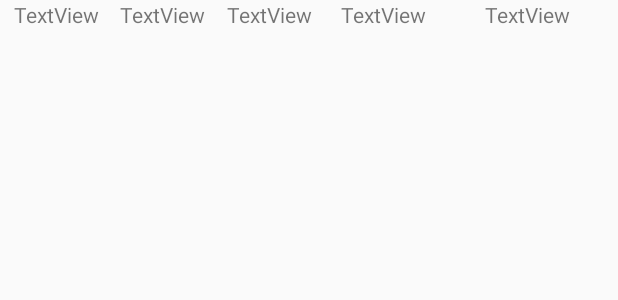
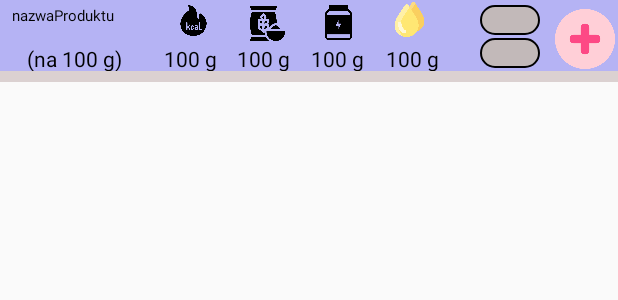
Before and after one commit to Kierde/Praca-magisterska, an Android app: the layout pojedynczy_wyszukany_posilek.xml on its own in the app's theme, with its tools: preview values and no code run, on a phone screen of 412 x 824 dp. Shown: the top 300 px of the screen. Run offline under Robolectric (Android 15) with nearby library versions, the phone set to English and light mode, and no system bars; network calls fail.

Commit message:
dodanie layoutów do poj_wyszukania i wyszukania posiłków

```diff
--- /dev/null
+++ b/project1/app/src/main/res/drawable/rectangle_1_shape.xml
@@ -0,0 +1,6 @@
+<?xml version="1.0" encoding="utf-8"?>
+<!-- rectangle_1 from your XD file. -->
+<shape xmlns:android="http://schemas.android.com/apk/res/android"
+	android:shape="rectangle" >
+	<solid android:color="@color/rectangle_1_color" />
+</shape>
--- /dev/null
+++ b/project1/app/src/main/res/drawable/rectangle_4_shape.xml
@@ -0,0 +1,8 @@
+<?xml version="1.0" encoding="utf-8"?>
+<!-- rectangle_4 from your XD file. -->
+<shape xmlns:android="http://schemas.android.com/apk/res/android"
+	android:shape="rectangle" >
+	<corners android:radius="20dp" />
+	<stroke android:color="#000000" android:width="1dp" />
+	<solid android:color="@color/rectangle_4_color" />
+</shape>
--- a/project1/app/src/main/res/layout/pojedynczy_wyszukany_posilek.xml
+++ b/project1/app/src/main/res/layout/pojedynczy_wyszukany_posilek.xml
@@ -1,53 +1,162 @@
-<?xml version="1.0" encoding="utf-8"?>
 <RelativeLayout xmlns:android="http://schemas.android.com/apk/res/android"
-    android:id="@+id/padding"
+    xmlns:tools="http://schemas.android.com/tools"
     android:layout_width="match_parent"
-    android:layout_height="wrap_content">
+    android:layout_height="wrap_content"
+    xmlns:app="http://schemas.android.com/apk/res-auto"
+    android:background="#b5b3f4"
+    tools:ignore="ExtraText">
+
+    <ImageView
+        android:id="@+id/trans_fats_free_1"
+        android:layout_width="23dp"
+        android:layout_height="23dp"
+        android:layout_alignParentTop="true"
+        android:layout_marginStart="214dp"
+        android:layout_marginTop="3dp"
+        android:contentDescription="trans_fats_free_1"
+        android:src="@drawable/protein" />
+
+    <TextView
+        android:id="@+id/nazwaSzukanego"
+        android:layout_width="106dp"
+        android:layout_height="24dp"
+        android:layout_alignParentTop="true"
+        android:layout_marginStart="8dp"
+        android:layout_marginLeft="10dp"
+        android:layout_marginTop="3dp"
+        android:text="@string/nazwaproduktu_string"
+        android:textColor="@color/nazwaproduktu_color"
+        android:textSize="10sp" />
+
+    <ImageView
+        android:id="@+id/ellipse_1"
+        android:layout_width="26dp"
+        android:layout_height="23dp"
+        android:layout_marginStart="116dp"
+        android:layout_marginTop="2dp"
+        android:contentDescription="ellipse_1"
+        android:src="@drawable/kcal" />
+
+    <ImageView
+        android:id="@+id/ellipse_2"
+        android:layout_width="26dp"
+        android:layout_height="23dp"
+        android:layout_alignParentTop="true"
+        android:layout_marginStart="165dp"
+        android:layout_marginTop="4dp"
+        android:contentDescription="ellipse_2"
+        android:src="@drawable/carbo" />
+
+    <ImageView
+        android:id="@+id/ellipse_3"
+        android:layout_width="26dp"
+        android:layout_height="23dp"
+        android:layout_alignParentTop="true"
+        android:layout_marginStart="260dp"
+        android:layout_marginTop="1dp"
+        android:contentDescription="ellipse_3"
+        android:src="@drawable/trans_fats_free" />
 
 
     <TextView
-        android:id="@+id/nazwaSzukanego"
-        android:layout_width="wrap_content"
-        android:layout_height="wrap_content"
-        android:layout_alignParentStart="true"
+        android:id="@+id/ilosc_gram"
+        android:layout_width="40dp"
+        android:layout_height="20dp"
         android:layout_alignParentTop="true"
-        android:layout_marginStart="9dp"
-        android:text="TextView" />
+        android:layout_marginStart="320dp"
+        android:layout_marginTop="3dp"
+        android:background="@drawable/rectangle_4_shape"></TextView>
+    <TextView
+        android:id="@+id/ilosc_cal"
+        android:layout_width="40dp"
+        android:layout_height="20dp"
+        android:layout_alignParentTop="true"
+        android:layout_marginStart="320dp"
+        android:layout_marginTop="25dp"
+        android:background="@drawable/rectangle_4_shape"
+        ></TextView>
+
+
+    <ImageButton
+        android:id="@+id/dodajDoDziennika"
+        android:layout_width="40dp"
+        android:layout_height="40dp"
+        android:layout_alignParentTop="true"
+        android:layout_marginStart="370dp"
+        android:layout_marginTop="6dp"
+        app:srcCompat="@drawable/add"
+        android:scaleType="centerInside"
+        android:background="#b5b3f4"
+
+
+
+
+
+        />
+
+
+
+
+
+
+
+
+    <TextView
+        android:id="@+id/bialkoSzukanego"
+        android:layout_width="50dp"
+        android:layout_height="20dp"
+        android:layout_marginLeft="207dp"
+        android:layout_marginTop="29dp"
+        android:text="@string/_100_g_ek1_string"
+        android:textColor="@color/nazwaproduktu_color" />
+
+    <TextView
+        android:id="@+id/wegleSzukanego"
+        android:layout_width="50dp"
+        android:layout_height="20dp"
+        android:layout_marginLeft="158dp"
+        android:layout_marginTop="29dp"
+        android:text="@string/_100_g_string"
+        android:textColor="@color/nazwaproduktu_color" />
+
+    <TextView
+        android:id="@+id/tluszczSzukanego"
+        android:layout_width="50dp"
+        android:layout_height="20dp"
+        android:layout_marginLeft="257dp"
+        android:layout_marginTop="29dp"
+        android:text="@string/_100_g_ek2_string"
+        android:textColor="@color/nazwaproduktu_color" />
 
     <TextView
         android:id="@+id/kalorycznoscSzukanego"
-        android:layout_width="wrap_content"
-        android:layout_height="wrap_content"
-        android:layout_alignParentStart="true"
-        android:layout_alignParentTop="true"
-        android:layout_marginStart="80dp"
-        android:text="TextView" />
+        android:layout_width="50dp"
+        android:layout_height="20dp"
+        android:layout_below="@+id/ellipse_1"
+        android:layout_alignBottom="@+id/bialkoSzukanego"
+        android:layout_marginStart="10dp"
+        android:layout_marginLeft="116dp"
+        android:layout_marginTop="4dp"
+        android:layout_marginBottom="0dp"
+        android:layout_toEndOf="@+id/__na_100_g_"
+        android:text="@string/_100_g_ek3_string"
+        android:textColor="@color/nazwaproduktu_color" />
 
     <TextView
-        android:id="@+id/tluszczSzukanego"
-        android:layout_width="wrap_content"
-        android:layout_height="wrap_content"
-        android:layout_alignParentStart="true"
-        android:layout_alignParentTop="true"
-        android:layout_marginStart="151dp"
-        android:text="TextView" />
+        android:id="@+id/__na_100_g_"
+        android:layout_width="81dp"
+        android:layout_height="20dp"
+        android:layout_marginLeft="18dp"
+        android:layout_marginTop="29dp"
+        android:text="@string/__na_100_g__string"
+        android:textColor="@color/nazwaproduktu_color" />
 
-    <TextView
-        android:id="@+id/weglowodanySzukanego"
-        android:layout_width="wrap_content"
-        android:layout_height="wrap_content"
-        android:layout_alignParentTop="true"
-        android:layout_alignParentEnd="true"
-        android:layout_marginEnd="128dp"
-        android:text="TextView" />
-
-    <TextView
-        android:id="@+id/bialkoSzukanego"
-        android:layout_width="wrap_content"
-        android:layout_height="wrap_content"
-        android:layout_alignParentTop="true"
-        android:layout_alignParentEnd="true"
-        android:layout_marginEnd="32dp"
-        android:text="TextView" />
+    <View
+        android:id="@+id/rectangle_1"
+        android:layout_width="match_parent"
+        android:layout_height="7dp"
+        android:layout_marginStart="0dp"
+        android:layout_marginTop="47dp"
+        android:background="@drawable/rectangle_1_shape" />
 
 </RelativeLayout>
--- a/project1/app/src/main/res/values/colors.xml
+++ b/project1/app/src/main/res/values/colors.xml
@@ -1,5 +1,9 @@
 <?xml version="1.0" encoding="utf-8"?>
 <resources>
+
+    <color name="colorPrimary">#008577</color>
+    <color name="colorPrimaryDark">#00574B</color>
+    <color name="colorAccent">#D81B60</color>
     <color name="purple_200">#FFBB86FC</color>
     <color name="purple_500">#FF6200EE</color>
     <color name="purple_700">#FF3700B3</color>
@@ -7,4 +11,12 @@
     <color name="teal_700">#FF018786</color>
     <color name="black">#FF000000</color>
     <color name="white">#FFFFFFFF</color>
+
+    <color name="_bg__pojedynczy_wyszukanyprodukt_color">#C5B3F4</color>
+    <color name="nazwaproduktu_color">#000000</color>
+    <color name="rectangle_1_color">#DBD1D1</color>
+    <color name="rectangle_2_color">#D9D9D9</color>
+    <color name="rectangle_4_color">#C2B9B9</color>
+
+
 </resources>
--- a/project1/app/src/main/res/values/strings.xml
+++ b/project1/app/src/main/res/values/strings.xml
@@ -33,4 +33,16 @@
     <string name="hello_second_fragment">Hello second fragment. Arg: %1$s</string>
 
 
+    <string name="ek_img_content">ExportKit Image</string>
+    <string name="nazwaproduktu_string">nazwaProduktu</string>
+    <string name="_100_g_string">100 g</string>
+    <string name="_100_g_ek1_string">100 g</string>
+    <string name="_100_g_ek2_string">100 g</string>
+    <string name="_100_g_ek3_string">100 g</string>
+    <string name="__na_100_g__string">(na 100 g)</string>
+    <string name="__class_edittext_podaj_ilo___string">podaj ilo</string>
+    <string name="_0_kcal_string">0 kcal</string>
+
+
+
 </resources>
```
Also changed, not shown: project1/app/src/main/java/com/example/project1/WyszukanyPosilekAdapter.java (+6 -9 lines), project1/app/src/main/java/com/example/project1/WyszukiwanieProduktu.java (+9 -27 lines), project1/app/src/main/res/layout/activity_wyszukiwanie_produktu.xml (+29 -21 lines), project1/app/src/main/res/values-night/styles.xml (added, +11 -0 lines), project1/app/src/main/res/drawable/add.png (added), project1/app/src/main/res/drawable/carbo.png (added), project1/app/src/main/res/drawable/kcal.png (added), project1/app/src/main/res/drawable/magnifier.png (added), project1/app/src/main/res/drawable/protein.png (added), project1/app/src/main/res/drawable/trans_fats_free.png (added).
